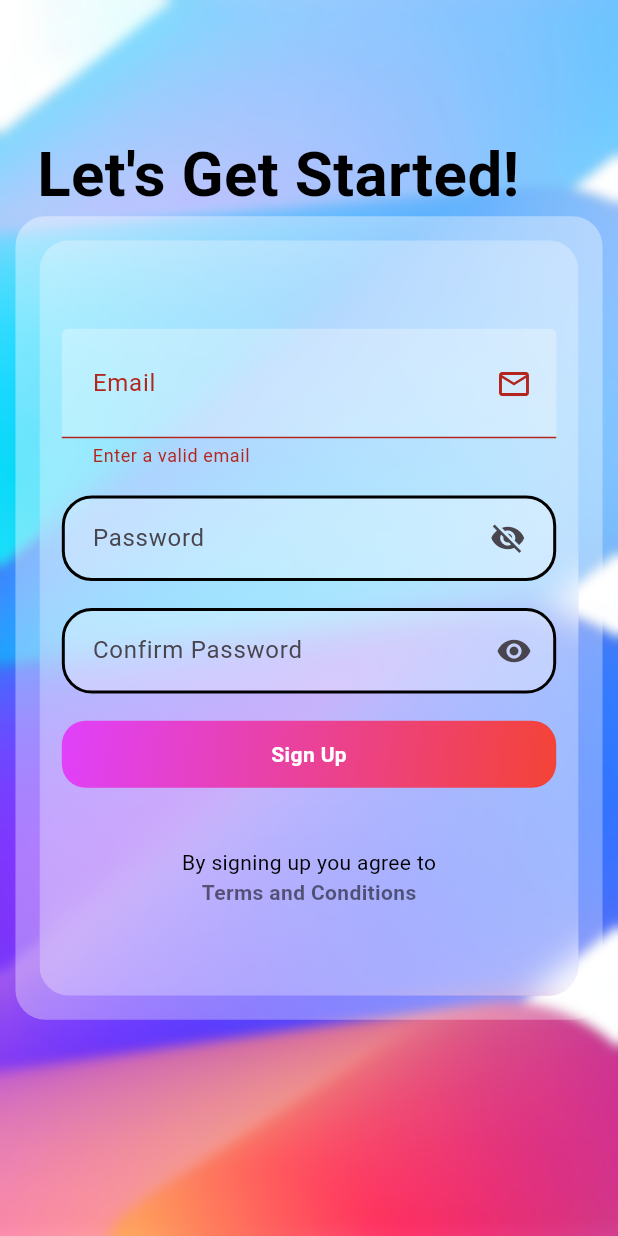
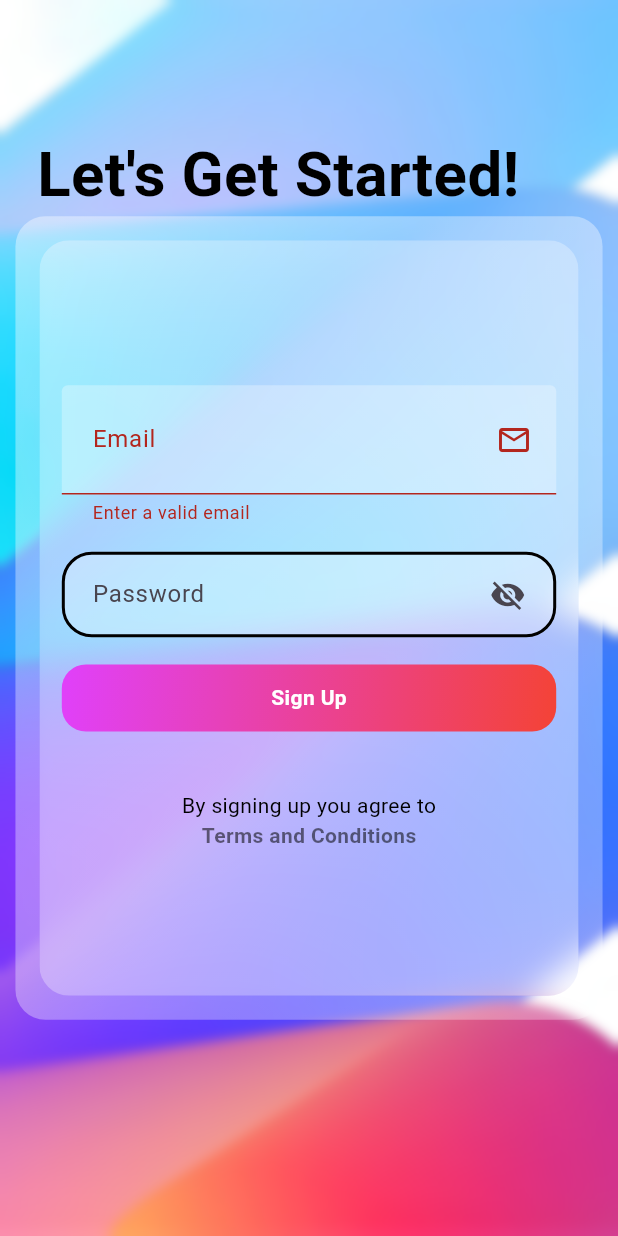
Before and after one commit to anokhipalgota04/TripSaathi, a Flutter app: the SignupScreen screen opened directly, after a tap on "Sign Up", on a phone screen of 412 x 824 dp. Run offline on Flutter 3.47's test engine with Material 3 defaults, Android fonts, the phone set to English and light mode, and no system bars; our stand-ins replace chewie, cloud_firestore, firebase_auth, firebase_core, firebase_storage, flutter_riverpod and 2 more; accounts and stored records are empty.

Commit message:
second commit

```diff
--- a/lib/features/auth/screen/login.dart
+++ b/lib/features/auth/screen/login.dart
@@ -166,6 +166,7 @@ class _LoginScreenState extends State<LoginScreen> {
                                 ),
                                 borderRadius: BorderRadius.circular(20),
                               ),
+
                               filled: true,
                               fillColor: Colors.white70.withOpacity(0.3),
                               contentPadding: EdgeInsets.symmetric(
@@ -238,7 +239,8 @@ class _LoginScreenState extends State<LoginScreen> {
 
                         //login button
 
-                        InkWell(
+                        GestureDetector(
+                          child: InkWell(
                             onTap: loginUser,
                             child: Container(
                               width: screenSize.width * 0.8,
@@ -263,6 +265,7 @@ class _LoginScreenState extends State<LoginScreen> {
                                     )
                                   : const CircularProgressIndicator(
                                       color: Colors.white,
+                                    ),
                             ),
                           ),
                         ),
--- a/lib/features/auth/screen/signup.dart
+++ b/lib/features/auth/screen/signup.dart
@@ -11,27 +11,16 @@ class SignupScreen extends StatefulWidget {
 class _SignupScreenState extends State<SignupScreen> {
   final TextEditingController _emailController = TextEditingController();
   final TextEditingController _passwordController = TextEditingController();
-  final TextEditingController _confirmPasswordController = TextEditingController();
 
   bool _isLoading = false;
   bool _isPasswordVisible = false;
-  bool _passwordsMatch = true;
-  bool _confirmPasswordError = false;
   bool _emailError = false;
 
   @override
   void dispose() {
     _emailController.dispose();
     _passwordController.dispose();
-    _confirmPasswordController.dispose();
     super.dispose();
-  }
-
-  void _checkPasswordMatch() {
-    setState(() {
-      _passwordsMatch = _passwordController.text == _confirmPasswordController.text;
-      _confirmPasswordError = _confirmPasswordController.text.isNotEmpty && !_passwordsMatch;
-    });
   }
 
   void _validateEmail() {
@@ -43,9 +32,8 @@ class _SignupScreenState extends State<SignupScreen> {
 
   void signUpUser() async {
     _validateEmail();
-    _checkPasswordMatch();
 
-    if (!_emailError && _passwordsMatch) {
+    if (!_emailError) {
       setState(() {
         _isLoading = true;
       });
@@ -87,7 +75,7 @@ class _SignupScreenState extends State<SignupScreen> {
           filter: ImageFilter.blur(sigmaX: 4, sigmaY: 4),
           child: Container(
             decoration: BoxDecoration(
-              gradient:  LinearGradient(
+              gradient: LinearGradient(
                 begin: Alignment.topLeft,
                 end: Alignment.bottomRight,
                 colors: [Colors.white70.withOpacity(0.0), Colors.white70.withOpacity(0.0)],
@@ -122,7 +110,7 @@ class _SignupScreenState extends State<SignupScreen> {
         padding: const EdgeInsets.all(16),
         decoration: BoxDecoration(
           borderRadius: BorderRadius.circular(20),
-          gradient:  LinearGradient(
+          gradient: LinearGradient(
             begin: Alignment.topLeft,
             end: Alignment.bottomRight,
             colors: [Colors.white70.withOpacity(0.4), Colors.white70.withOpacity(0.3)],
@@ -134,7 +122,7 @@ class _SignupScreenState extends State<SignupScreen> {
             filter: ImageFilter.blur(sigmaX: 10, sigmaY: 10),
             child: Container(
               decoration: BoxDecoration(
-                gradient:  LinearGradient(
+                gradient: LinearGradient(
                   begin: Alignment.topLeft,
                   end: Alignment.bottomRight,
                   colors: [Colors.white70.withOpacity(0.3), Colors.white70.withOpacity(0.3)],
@@ -173,20 +161,10 @@ class _SignupScreenState extends State<SignupScreen> {
               });
             },
           ),
-          onChanged: (_) => _checkPasswordMatch(),
+          onChanged: (_) => _validateEmail(),
           keyboardType: TextInputType.text,
           controller: _passwordController,
           obscureText: !_isPasswordVisible,
-        ),
-        SizedBox(height: screenSize.height * 0.022),
-        _buildTextField(
-          hintText: 'Confirm Password',
-          labelText: 'Confirm Password',
-          errorText: _confirmPasswordError ? 'Passwords do not match' : null,
-          onChanged: (_) => _checkPasswordMatch(),
-          keyboardType: TextInputType.text,
-          controller: _confirmPasswordController,
-          suffixIcon: const Icon(Icons.visibility),
         ),
         SizedBox(height: screenSize.height * 0.022),
         _buildSignupButton(screenSize),
```
Lines whose indentation alone changed are shown as unchanged.
